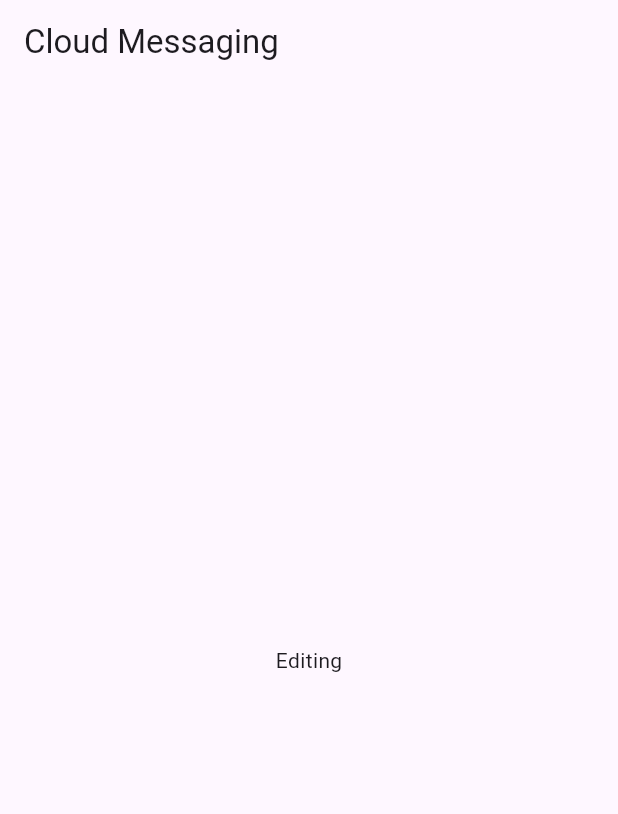
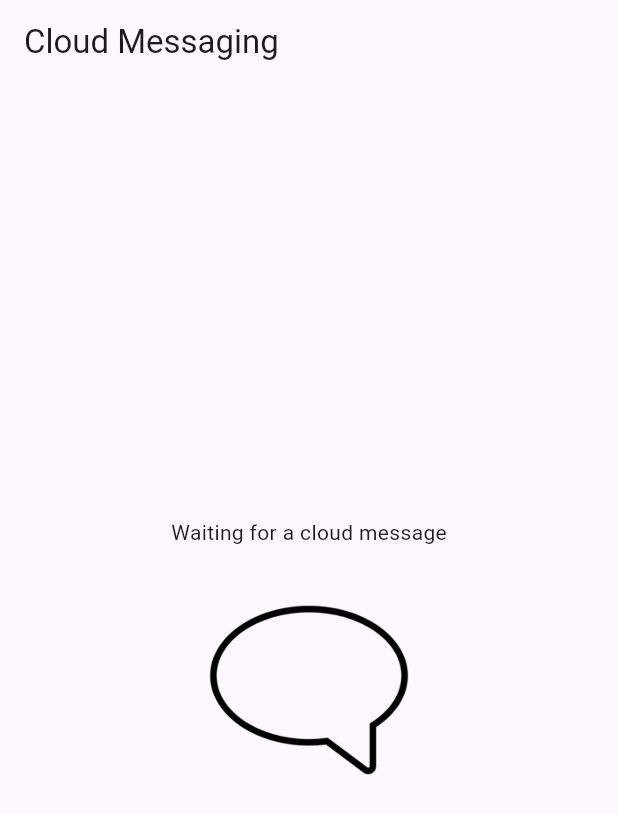
Before and after one commit to RolenaW/cloud_messaging, a Flutter app: the screen it shows after launch, on a phone screen of 412 x 824 dp. Shown: the top 814 px of the screen. Run offline on Flutter 3.47's test engine with Material 3 defaults, Android fonts, the phone set to English and light mode, and no system bars; our stand-ins replace firebase_core, firebase_messaging; accounts and stored records are empty.

Commit message:
coneected payload data to UI

```diff
--- a/lib/main.dart
+++ b/lib/main.dart
@@ -2,6 +2,7 @@ import 'package:firebase_core/firebase_core.dart';
 import 'package:firebase_messaging/firebase_messaging.dart';
 import 'package:flutter/material.dart';
 import 'firebase_options.dart';
+import 'services/fcm_service.dart';
 
 @pragma('vm:entry-point')
 Future<void> firebaseMessagingBackgroundHandler(RemoteMessage message) async {
@@ -10,13 +11,12 @@ Future<void> firebaseMessagingBackgroundHandler(RemoteMessage message) async {
   );
   debugPrint('Background message: ${message.messageId}');
 }
-
 Future<void> main() async {
   WidgetsFlutterBinding.ensureInitialized();
   await Firebase.initializeApp(
     options: DefaultFirebaseOptions.currentPlatform,
   );
-  FirebaseMessaging.onBackgroundMessage(firebaseMessagingBackgroundHandler);
+  FirebaseMessaging.onBackgroundMessage(firebaseMessagingBackgroundHandler,);
   runApp(const MyApp());
 }
 
@@ -25,11 +25,51 @@ class MyApp extends StatelessWidget {
 
   @override
   Widget build(BuildContext context) {
-    return MaterialApp(
+    return const MaterialApp(
       title: 'Firebase Cloud Messaging',
-      home: Scaffold(
-        appBar: AppBar(title: const Text('Cloud Messaging')),
-        body: const Center(child: Text('Editing')),
+      home: HomePage(),
+    );
+  }
+}
+
+class HomePage extends StatefulWidget {
+  const HomePage({super.key});
+
+  @override
+  State<HomePage> createState() => _HomePageState();
+}
+
+class _HomePageState extends State<HomePage> {
+  final FCMService _fcmService = FCMService();
+
+  String statusText = 'Waiting for a cloud message';
+  String imagePath = 'assets/images/default.png';
+
+  @override
+  void initState() {
+    super.initState();
+
+    _fcmService.initialize(onData: (message) {
+      setState(() {
+        statusText = message.notification?.title ?? 'Payload received';
+        imagePath = 'assets/images/${message.data['asset'] ?? 'default'}.png';
+      });
+    });
+  }
+
+  @override
+  Widget build(BuildContext context) {
+    return Scaffold(
+      appBar: AppBar(title: const Text('Cloud Messaging')),
+      body: Center(
+        child: Column(
+          mainAxisAlignment: MainAxisAlignment.center,
+          children: [
+            Text(statusText),
+            const SizedBox(height: 20),
+            Image.asset(imagePath, height: 150),
+          ],
+        ),
       ),
     );
   }
--- a/pubspec.yaml
+++ b/pubspec.yaml
@@ -60,7 +60,7 @@ flutter:
   # the material Icons class.
   uses-material-design: true
   assets:
-    - assets/images/
+    - assets/images/default.png
     - assets/animations/
 
   # To add assets to your application, add an assets section, like this:
```
Also changed, not shown: assets/images/default.png (added).
